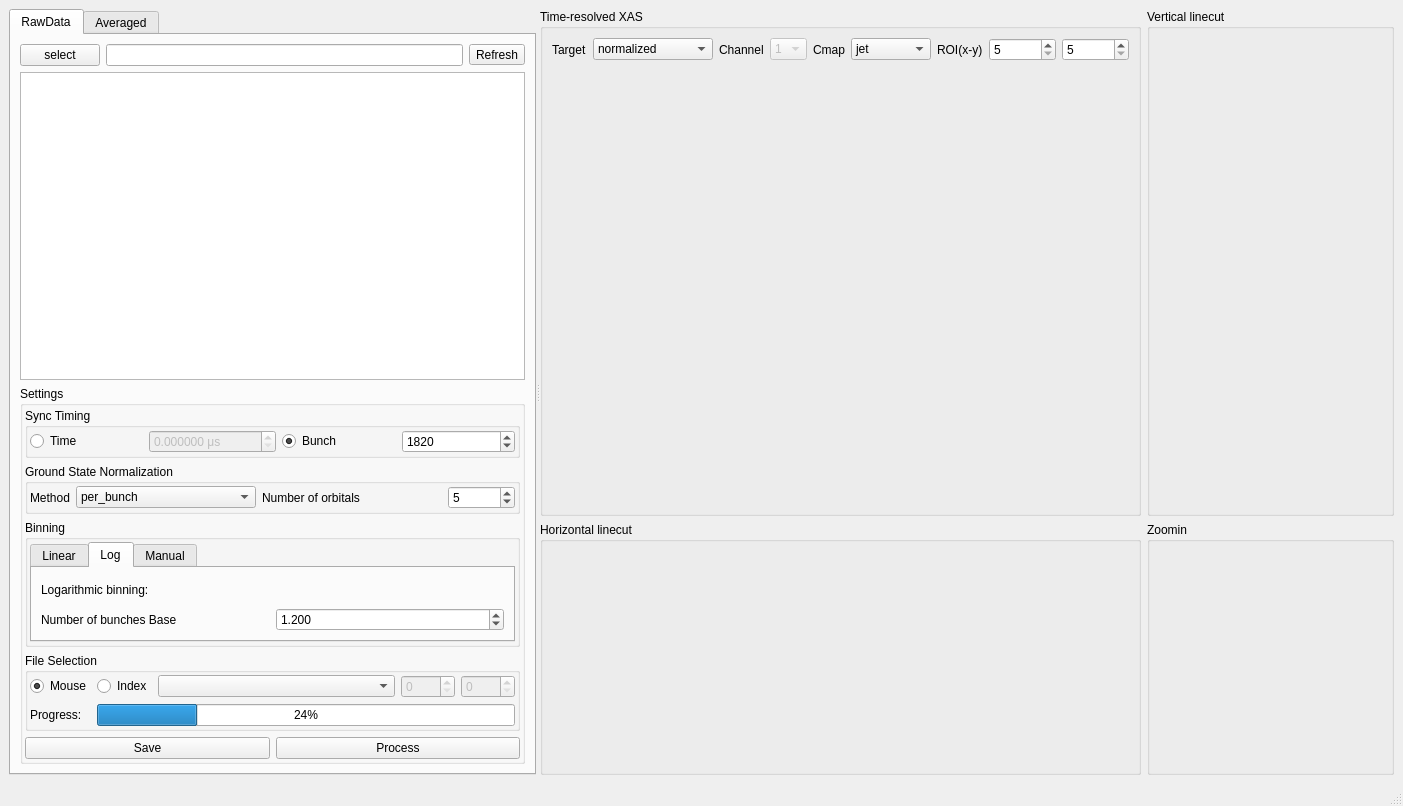
Before: the Qt Designer form src/trxasviewer/viewer.ui in AdvancedPhotonSource/trxasviewer, drawn with Qt 5.
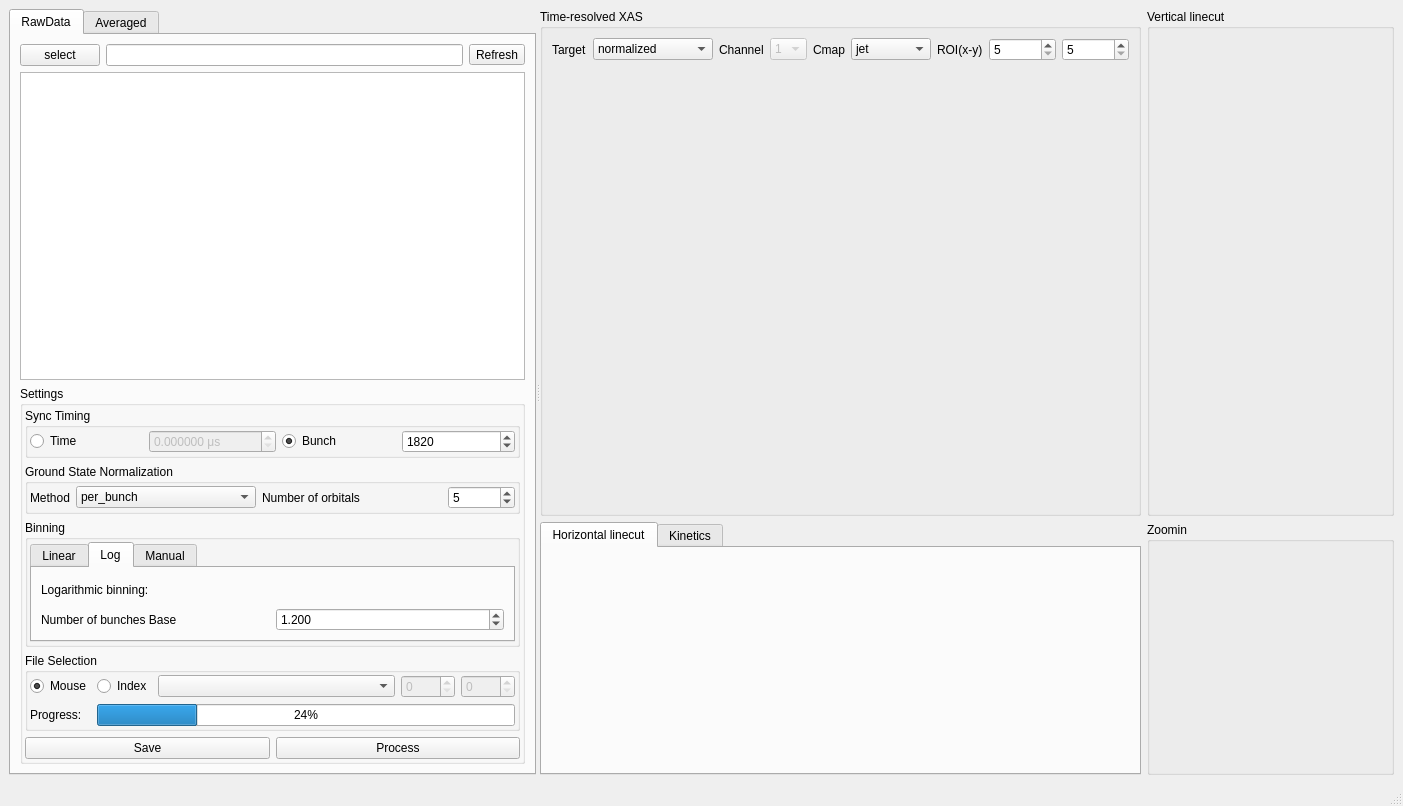
After: the same form once the commit is applied. The open tabs and pages were chosen to show the change. Custom widgets are drawn as their Qt base class.

Diff of the .ui file:
```diff
--- a/src/trxasviewer/viewer.ui
+++ b/src/trxasviewer/viewer.ui
@@ -951,31 +951,6 @@
           </layout>
          </widget>
         </item>
-        <item row="1" column="0">
-         <widget class="QGroupBox" name="groupBox_2">
-          <property name="sizePolicy">
-           <sizepolicy hsizetype="Expanding" vsizetype="Preferred">
-            <horstretch>2</horstretch>
-            <verstretch>1</verstretch>
-           </sizepolicy>
-          </property>
-          <property name="title">
-           <string>Horizontal linecut</string>
-          </property>
-          <layout class="QGridLayout" name="gridLayout_7">
-           <item row="0" column="0">
-            <widget class="PlotWidget" name="pg_hdl_hline" native="true">
-             <property name="sizePolicy">
-              <sizepolicy hsizetype="Preferred" vsizetype="Preferred">
-               <horstretch>2</horstretch>
-               <verstretch>1</verstretch>
-              </sizepolicy>
-             </property>
-            </widget>
-           </item>
-          </layout>
-         </widget>
-        </item>
         <item row="1" column="1">
          <widget class="QGroupBox" name="groupBox_4">
           <property name="sizePolicy">
@@ -994,6 +969,40 @@
           </layout>
          </widget>
         </item>
+        <item row="1" column="0">
+         <widget class="QTabWidget" name="tabWidget_kinetics">
+          <property name="currentIndex">
+           <number>1</number>
+          </property>
+          <widget class="QWidget" name="tab_6">
+           <attribute name="title">
+            <string>Horizontal linecut</string>
+           </attribute>
+           <layout class="QGridLayout" name="gridLayout_19">
+            <item row="0" column="0">
+             <widget class="PlotWidget" name="pg_hdl_hline" native="true">
+              <property name="sizePolicy">
+               <sizepolicy hsizetype="Preferred" vsizetype="Preferred">
+                <horstretch>2</horstretch>
+                <verstretch>1</verstretch>
+               </sizepolicy>
+              </property>
+             </widget>
+            </item>
+           </layout>
+          </widget>
+          <widget class="QWidget" name="tab_7">
+           <attribute name="title">
+            <string>Kinetics</string>
+           </attribute>
+           <layout class="QGridLayout" name="gridLayout_7">
+            <item row="0" column="0">
+             <widget class="PlotWidget" name="pg_hdl_kinetics" native="true"/>
+            </item>
+           </layout>
+          </widget>
+         </widget>
+        </item>
        </layout>
       </widget>
      </widget>
```
